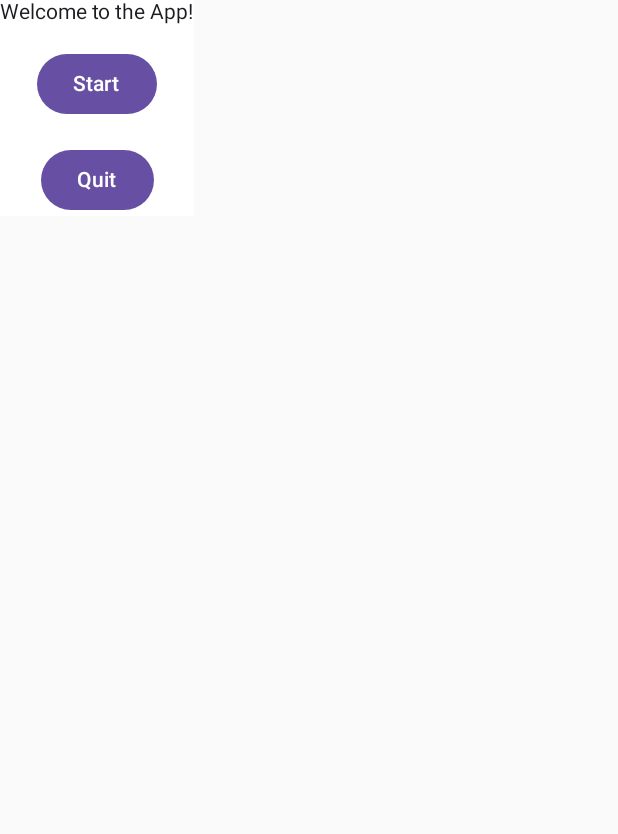
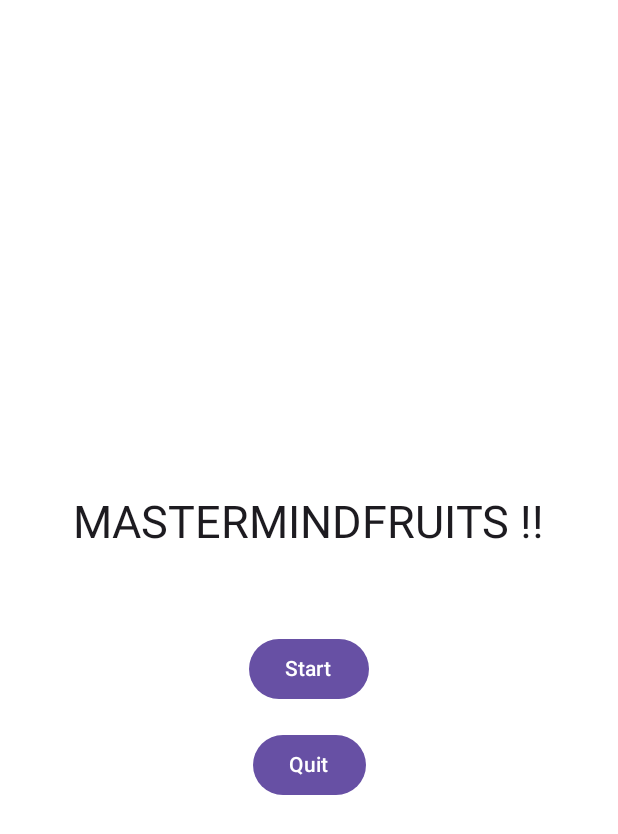
Before and after one commit to arcreane/kotlin-MaeLogan, an Android app built with Jetpack Compose: the screen it shows after launch (MainActivity), on a phone screen of 412 x 824 dp. Shown: the top 834 px of the screen. Run offline under Robolectric (Android 15) with nearby library versions, the phone set to English and light mode, and no system bars.

Commit message:
Center Menu

```diff
--- a/app/src/main/java/com/example/masterfruitmind/HomeScreen.kt
+++ b/app/src/main/java/com/example/masterfruitmind/HomeScreen.kt
@@ -1,8 +1,11 @@
 package com.example.masterfruitmind
 
+import androidx.compose.foundation.layout.Arrangement
 import androidx.compose.foundation.layout.Column
 import androidx.compose.foundation.layout.Spacer
+import androidx.compose.foundation.layout.fillMaxSize
 import androidx.compose.foundation.layout.height
+import androidx.compose.foundation.layout.padding
 import androidx.compose.material3.Button
 import androidx.compose.material3.MaterialTheme
 import androidx.compose.material3.Surface
@@ -14,14 +17,22 @@ import androidx.compose.ui.graphics.Color
 
 import androidx.compose.ui.tooling.preview.Preview
 import androidx.compose.ui.unit.dp
+import androidx.compose.ui.unit.sp
 import androidx.navigation.NavController
 
 @Composable
 fun HomeScreen(viewModel: GameManager, nav_controller: NavController) {
     Surface(color = Color.White) {
-        Column(horizontalAlignment = Alignment.CenterHorizontally) {
+        Column(
+            modifier = Modifier.fillMaxSize(),
+            verticalArrangement = Arrangement.Center,
+            horizontalAlignment = Alignment.CenterHorizontally
+        ) {
             Text(
-                text = "Welcome to the App!",
+                text = ("MASTERMINDFRUITS !!"),
+                fontSize = 30.sp,
+                modifier = Modifier
+                    .padding(40.dp)
             )
             Spacer(modifier = Modifier.height(16.dp))
             Button(onClick = {
@@ -32,7 +43,6 @@ fun HomeScreen(viewModel: GameManager, nav_controller: NavController) {
             }
             Spacer(modifier = Modifier.height(16.dp))
             Button(onClick = {
-
             }) {
                 Text("Quit")
             }
```
